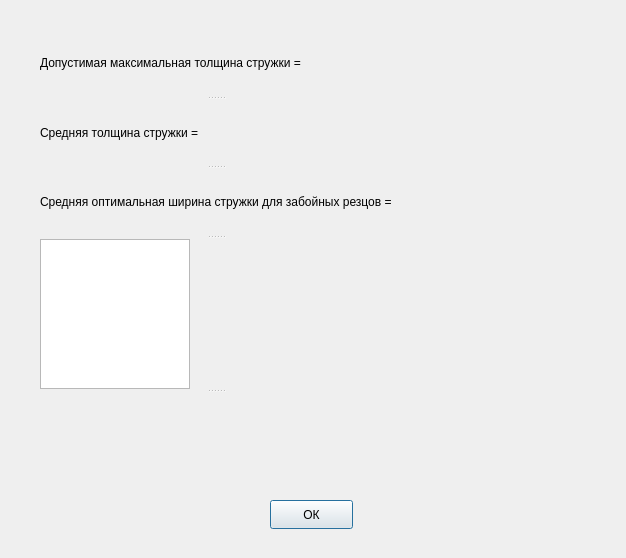
This is dialog_1.ui in QuantYyY/qt-dekanat as Qt 5 draws it before an edit. The edited form follows.
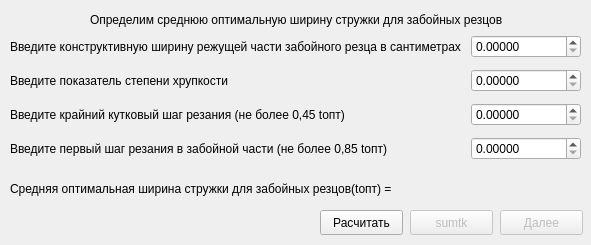
This is the edited form.

```diff
--- a/dialog_1.ui
+++ b/dialog_1.ui
@@ -6,83 +6,224 @@
    <rect>
     <x>0</x>
     <y>0</y>
-    <width>626</width>
-    <height>558</height>
+    <width>591</width>
+    <height>245</height>
    </rect>
   </property>
   <property name="minimumSize">
    <size>
-    <width>300</width>
-    <height>300</height>
+    <width>591</width>
+    <height>245</height>
+   </size>
+  </property>
+  <property name="maximumSize">
+   <size>
+    <width>16777215</width>
+    <height>260</height>
    </size>
   </property>
   <property name="windowTitle">
    <string>Dialog</string>
   </property>
+  <widget class="QLabel" name="label">
+   <property name="geometry">
+    <rect>
+     <x>90</x>
+     <y>10</y>
+     <width>531</width>
+     <height>20</height>
+    </rect>
+   </property>
+   <property name="text">
+    <string>Определим среднюю оптимальную ширину стружки для забойных резцов</string>
+   </property>
+  </widget>
   <widget class="QPushButton" name="pushButton">
+   <property name="enabled">
+    <bool>false</bool>
+   </property>
    <property name="geometry">
     <rect>
-     <x>270</x>
-     <y>500</y>
+     <x>410</x>
+     <y>210</y>
      <width>83</width>
-     <height>29</height>
+     <height>25</height>
     </rect>
    </property>
    <property name="text">
-    <string>ОК</string>
+    <string>sumtk</string>
    </property>
   </widget>
-  <widget class="QSplitter" name="splitter_2">
+  <widget class="QPushButton" name="pushButton_2">
+   <property name="enabled">
+    <bool>false</bool>
+   </property>
    <property name="geometry">
     <rect>
-     <x>40</x>
+     <x>500</x>
+     <y>210</y>
+     <width>83</width>
+     <height>25</height>
+    </rect>
+   </property>
+   <property name="text">
+    <string>Далее</string>
+   </property>
+  </widget>
+  <widget class="QPushButton" name="pushButton_3">
+   <property name="geometry">
+    <rect>
+     <x>320</x>
+     <y>210</y>
+     <width>83</width>
+     <height>25</height>
+    </rect>
+   </property>
+   <property name="text">
+    <string>Расчитать</string>
+   </property>
+  </widget>
+  <widget class="QWidget" name="layoutWidget">
+   <property name="geometry">
+    <rect>
+     <x>10</x>
      <y>30</y>
-     <width>445</width>
-     <height>431</height>
+     <width>571</width>
+     <height>139</height>
     </rect>
    </property>
-   <property name="orientation">
-    <enum>Qt::Vertical</enum>
+   <layout class="QGridLayout" name="gridLayout">
+    <item row="0" column="0">
+     <widget class="QLabel" name="label_2">
+      <property name="text">
+       <string>Введите конструктивную ширину режущей части забойного резца в сантиметрах</string>
+      </property>
+     </widget>
+    </item>
+    <item row="0" column="1">
+     <widget class="QDoubleSpinBox" name="doubleSpinBox">
+      <property name="maximumSize">
+       <size>
+        <width>110</width>
+        <height>16777215</height>
+       </size>
+      </property>
+      <property name="decimals">
+       <number>5</number>
+      </property>
+      <property name="maximum">
+       <double>1000000000000000000.000000000000000</double>
+      </property>
+      <property name="singleStep">
+       <double>0.100000000000000</double>
+      </property>
+     </widget>
+    </item>
+    <item row="1" column="0">
+     <widget class="QLabel" name="label_3">
+      <property name="text">
+       <string>Введите показатель степени хрупкости</string>
+      </property>
+     </widget>
+    </item>
+    <item row="1" column="1">
+     <widget class="QDoubleSpinBox" name="doubleSpinBox_2">
+      <property name="maximumSize">
+       <size>
+        <width>110</width>
+        <height>16777215</height>
+       </size>
+      </property>
+      <property name="decimals">
+       <number>5</number>
+      </property>
+      <property name="maximum">
+       <double>1000000000000000000.000000000000000</double>
+      </property>
+      <property name="singleStep">
+       <double>0.100000000000000</double>
+      </property>
+     </widget>
+    </item>
+    <item row="2" column="0">
+     <widget class="QLabel" name="label_4">
+      <property name="text">
+       <string>Введите крайний кутковый шаг резания (не более 0,45 tопт)</string>
+      </property>
+     </widget>
+    </item>
+    <item row="2" column="1">
+     <widget class="QDoubleSpinBox" name="doubleSpinBox_3">
+      <property name="maximumSize">
+       <size>
+        <width>110</width>
+        <height>16777215</height>
+       </size>
+      </property>
+      <property name="decimals">
+       <number>5</number>
+      </property>
+      <property name="maximum">
+       <double>1000000000000000000.000000000000000</double>
+      </property>
+      <property name="singleStep">
+       <double>0.100000000000000</double>
+      </property>
+     </widget>
+    </item>
+    <item row="3" column="0">
+     <widget class="QLabel" name="label_5">
+      <property name="text">
+       <string>Введите первый шаг резания в забойной части (не более 0,85 tопт)</string>
+      </property>
+     </widget>
+    </item>
+    <item row="3" column="1">
+     <widget class="QDoubleSpinBox" name="doubleSpinBox_4">
+      <property name="maximumSize">
+       <size>
+        <width>110</width>
+        <height>16777215</height>
+       </size>
+      </property>
+      <property name="decimals">
+       <number>5</number>
+      </property>
+      <property name="maximum">
+       <double>1000000000000000000.000000000000000</double>
+      </property>
+      <property name="singleStep">
+       <double>0.100000000000000</double>
+      </property>
+     </widget>
+    </item>
+   </layout>
+  </widget>
+  <widget class="QWidget" name="layoutWidget">
+   <property name="geometry">
+    <rect>
+     <x>10</x>
+     <y>180</y>
+     <width>481</width>
+     <height>18</height>
+    </rect>
    </property>
-   <widget class="QSplitter" name="splitter">
-    <property name="orientation">
-     <enum>Qt::Vertical</enum>
-    </property>
-    <widget class="QLabel" name="label_2">
-     <property name="text">
-      <string>Допустимая максимальная толщина стружки =</string>
-     </property>
-    </widget>
-    <widget class="QLabel" name="label_3">
-     <property name="text">
-      <string>Средняя толщина стружки =</string>
-     </property>
-    </widget>
-    <widget class="QLabel" name="label_4">
-     <property name="text">
-      <string>Средняя оптимальная ширина стружки для забойных резцов =</string>
-     </property>
-    </widget>
-   </widget>
-   <widget class="QTextBrowser" name="textBrowser">
-    <property name="minimumSize">
-     <size>
-      <width>0</width>
-      <height>0</height>
-     </size>
-    </property>
-    <property name="maximumSize">
-     <size>
-      <width>150</width>
-      <height>150</height>
-     </size>
-    </property>
-   </widget>
-   <widget class="QLabel" name="label">
-    <property name="text">
-     <string/>
-    </property>
-   </widget>
+   <layout class="QGridLayout" name="gridLayout_2">
+    <item row="0" column="0">
+     <widget class="QLabel" name="label_6">
+      <property name="text">
+       <string>Средняя оптимальная ширина стружки для забойных резцов(toпт) = </string>
+      </property>
+     </widget>
+    </item>
+    <item row="0" column="1">
+     <widget class="QLabel" name="label_7">
+      <property name="text">
+       <string/>
+      </property>
+     </widget>
+    </item>
+   </layout>
   </widget>
  </widget>
  <resources/>
```
